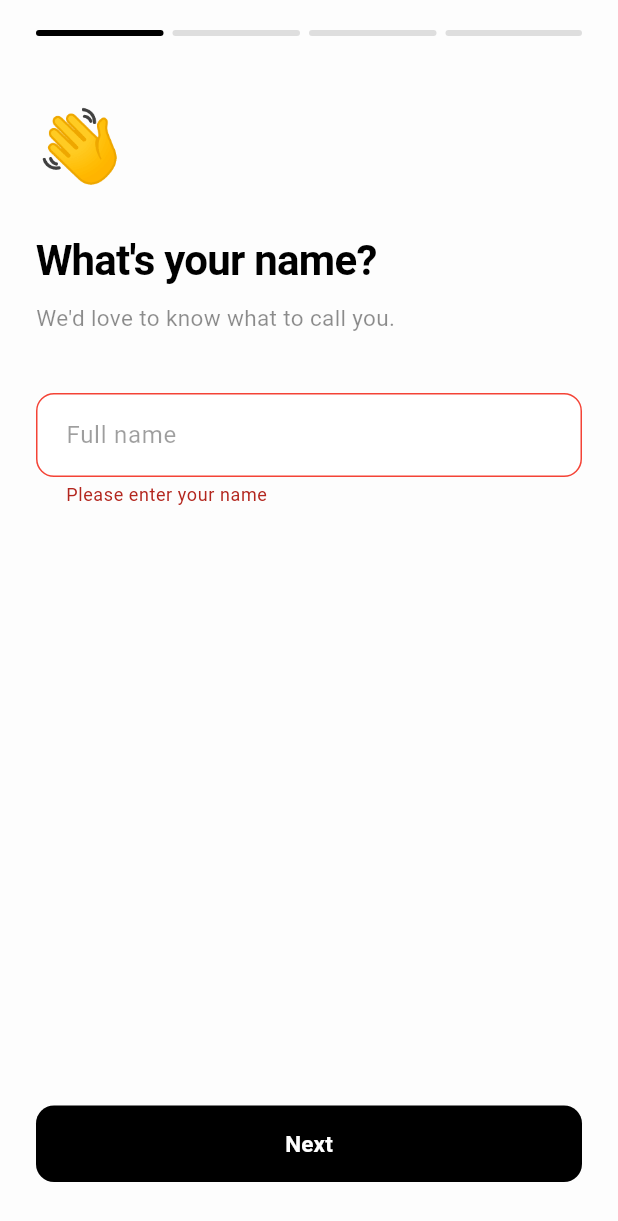
After one commit to zjsuarez/Flutter-TodoList-with-Firebase, a Flutter app: the OnboardingScreen screen opened by its route, after a tap on "Next", on a phone screen of 412 x 824 dp. The commit adds this screen. Shown: the top 1221 px of the screen. Run offline on Flutter 3.47's test engine with Material 3 defaults, Android fonts, the phone set to English and light mode, and no system bars; our stand-ins replace bloc, firebase_auth, firebase_core, flutter_bloc, freezed_annotation, get_it and 6 more; accounts and stored records are empty.

Commit message:
(feat): Created onboarding screen

```diff
--- a/lib/src/core/router/app_router.dart
+++ b/lib/src/core/router/app_router.dart
@@ -2,6 +2,7 @@ import 'package:flutter_bloc/flutter_bloc.dart';
 import 'package:go_router/go_router.dart';
 import 'package:todolistfirebase/src/core/di/injection.dart';
 import 'package:todolistfirebase/src/features/auth/domain/repositories/auth_repository.dart';
+import 'package:todolistfirebase/src/features/auth/presentation/screen/onboarding/onboarding_screen.dart';
 import 'package:todolistfirebase/src/features/auth/presentation/screen/register_screen.dart';
 import 'package:todolistfirebase/src/features/auth/presentation/screen/login_screen.dart';
 import 'package:todolistfirebase/src/features/auth/presentation/screen/startpage_screen.dart';
@@ -13,7 +14,8 @@ final appRouter = GoRouter(
   routes: [
     GoRoute(path: '/', builder: (context, state) => const StartPageScreen(),),
     GoRoute(path: '/login', builder: (context, state) => const LoginScreen(),),
-    GoRoute(path: '/register', builder: (context, state) => const RegisterScreen(),),
+    GoRoute(path: '/register', builder: (context, state) => const RegisterScreen()),
+    GoRoute(path: '/onboarding', builder: (context, state) => const OnboardingScreen()),
     GoRoute(
       path: '/dashboard',
       builder: (context, state) => BlocProvider(
--- /dev/null
+++ b/lib/src/features/auth/presentation/screen/onboarding/avatar_page.dart
@@ -0,0 +1,141 @@
+import 'dart:io';
+
+import 'package:flutter/material.dart';
+import 'package:image_picker/image_picker.dart';
+import 'package:todolistfirebase/src/features/auth/presentation/widgets/onboarding/step_shell.dart';
+
+const avatarColors = [
+  Color(0xFF1A1A2E),
+  Color(0xFF0F3460),
+  Color(0xFF533483),
+  Color(0xFF2B2D42),
+  Color(0xFF457B9D),
+  Color(0xFF2D6A4F),
+  Color(0xFFD62828),
+  Color(0xFFF4A261),
+];
+
+class AvatarPage extends StatelessWidget {
+  const AvatarPage({
+    super.key,
+    required this.name,
+    required this.selectedImage,
+    required this.fallbackColor,
+    required this.onImageSelected,
+  });
+
+  final String name;
+  final XFile? selectedImage;
+  final Color fallbackColor;
+  final ValueChanged<XFile> onImageSelected;
+
+  String get _initials {
+    final parts = name.trim().split(' ');
+    if (parts.length >= 2) return '${parts[0][0]}${parts[1][0]}'.toUpperCase();
+    if (parts[0].isNotEmpty) return parts[0][0].toUpperCase();
+    return '?';
+  }
+
+  Future<void> _pickImage() async {
+    final file = await ImagePicker().pickImage(
+      source: ImageSource.gallery,
+      imageQuality: 80,
+    );
+    if (file != null) onImageSelected(file);
+  }
+
+  @override
+  Widget build(BuildContext context) {
+    return StepShell(
+      emoji: '🖼️',
+      title: 'Add a profile picture',
+      subtitle: "Show the world who you are, or don't.",
+      child: Center(
+        child: Column(
+          children: [
+            GestureDetector(
+              onTap: _pickImage,
+              child: Stack(
+                children: [
+                  AnimatedContainer(
+                    duration: const Duration(milliseconds: 300),
+                    width: 110,
+                    height: 110,
+                    decoration: BoxDecoration(
+                      color: fallbackColor,
+                      shape: BoxShape.circle,
+                      boxShadow: [
+                        BoxShadow(
+                          color: fallbackColor.withAlpha(80),
+                          blurRadius: 16,
+                          spreadRadius: 2,
+                        ),
+                      ],
+                    ),
+                    child: selectedImage != null
+                        ? ClipOval(
+                            child: Image.file(
+                              File(selectedImage!.path),
+                              fit: BoxFit.cover,
+                            ),
+                          )
+                        : Center(
+                            child: Text(
+                              _initials,
+                              style: const TextStyle(
+                                color: Colors.white,
+                                fontSize: 36,
+                                fontWeight: FontWeight.bold,
+                              ),
+                            ),
+                          ),
+                  ),
+                  Positioned(
+                    bottom: 0,
+                    right: 0,
+                    child: Container(
+                      width: 34,
+                      height: 34,
+                      decoration: BoxDecoration(
+                        color: Colors.white,
+                        shape: BoxShape.circle,
+                        border: Border.all(color: Colors.black12),
+                        boxShadow: [
+                          BoxShadow(
+                            color: Colors.black.withAlpha(20),
+                            blurRadius: 6,
+                          ),
+                        ],
+                      ),
+                      child: const Icon(
+                        Icons.camera_alt_outlined,
+                        size: 18,
+                        color: Colors.black87,
+                      ),
+                    ),
+                  ),
+                ],
+              ),
+            ),
+            const SizedBox(height: 20),
+            OutlinedButton.icon(
+              onPressed: _pickImage,
+              style: OutlinedButton.styleFrom(
+                foregroundColor: Colors.black,
+                side: const BorderSide(color: Colors.black26),
+                shape: RoundedRectangleBorder(
+                  borderRadius: BorderRadius.circular(10),
+                ),
+                padding: const EdgeInsets.symmetric(horizontal: 20, vertical: 12),
+              ),
+              icon: const Icon(Icons.photo_library_outlined, size: 18),
+              label: Text(
+                selectedImage != null ? 'Change photo' : 'Choose from gallery',
+              ),
+            ),
+          ],
+        ),
+      ),
+    );
+  }
+}
--- /dev/null
+++ b/lib/src/features/auth/presentation/screen/onboarding/name_page.dart
@@ -0,0 +1,36 @@
+import 'package:flutter/material.dart';
+import 'package:todolistfirebase/src/features/auth/presentation/widgets/onboarding/step_shell.dart';
+
+class NamePage extends StatelessWidget {
+  const NamePage({
+    super.key,
+    required this.controller,
+    required this.formKey,
+  });
+
+  final TextEditingController controller;
+  final GlobalKey<FormState> formKey;
+
+  @override
+  Widget build(BuildContext context) {
+    return StepShell(
+      emoji: '👋',
+      title: "What's your name?",
+      subtitle: "We'd love to know what to call you.",
+      child: Form(
+        key: formKey,
+        child: TextFormField(
+          controller: controller,
+          textCapitalization: TextCapitalization.words,
+          keyboardType: TextInputType.name,
+          decoration: onboardingInputDecoration('Full name'),
+          validator: (v) {
+            if (v == null || v.trim().isEmpty) return 'Please enter your name';
+            if (v.trim().length < 2) return 'Name is too short';
+            return null;
+          },
+        ),
+      ),
+    );
+  }
+}
--- /dev/null
+++ b/lib/src/features/auth/presentation/screen/onboarding/notifications_page.dart
@@ -0,0 +1,81 @@
+import 'package:flutter/material.dart';
+import 'package:todolistfirebase/src/features/auth/presentation/widgets/onboarding/step_shell.dart';
+
+class NotificationsPage extends StatelessWidget {
+  const NotificationsPage({
+    super.key,
+    required this.enabled,
+    required this.onChanged,
+  });
+
+  final bool enabled;
+  final ValueChanged<bool> onChanged;
+
+  @override
+  Widget build(BuildContext context) {
+    return StepShell(
+      emoji: '🔔',
+      title: 'Don\'t miss anything!',
+      subtitle: 'Get reminders so you never miss a task.',
+      child: GestureDetector(
+        onTap: () => onChanged(!enabled),
+        child: AnimatedContainer(
+          duration: const Duration(milliseconds: 250),
+          padding: const EdgeInsets.symmetric(horizontal: 20, vertical: 18),
+          decoration: BoxDecoration(
+            color: enabled ? Colors.black : Colors.white,
+            borderRadius: BorderRadius.circular(16),
+            border: Border.all(
+              color: enabled ? Colors.black : Colors.black12,
+            ),
+          ),
+          child: Row(
+            children: [
+              Icon(
+                enabled
+                    ? Icons.notifications_active
+                    : Icons.notifications_off_outlined,
+                color: enabled ? Colors.white : Colors.black38,
+                size: 24,
+              ),
+              const SizedBox(width: 14),
+              Expanded(
+                child: Column(
+                  crossAxisAlignment: CrossAxisAlignment.start,
+                  children: [
+                    Text(
+                      'Task reminders',
+                      style: TextStyle(
+                        color: enabled ? Colors.white : Colors.black,
+                        fontWeight: FontWeight.w600,
+                        fontSize: 15,
+                      ),
+                    ),
+                    const SizedBox(height: 2),
+                    Text(
+                      enabled
+                          ? "You'll be notified about your tasks"
+                          : 'Notifications are off',
+                      style: TextStyle(
+                        color: enabled ? Colors.white60 : Colors.black38,
+                        fontSize: 13,
+                      ),
+                    ),
+                  ],
+                ),
+              ),
+              Switch(
+                value: enabled,
+                onChanged: onChanged,
+                activeColor: Colors.white,
+                activeTrackColor: Colors.white24,
+                inactiveThumbColor: Colors.black26,
+                inactiveTrackColor: Colors.black12,
+              ),
+            ],
+          ),
+        ),
+      ),
+    );
+  }
+}
--- /dev/null
+++ b/lib/src/features/auth/presentation/screen/onboarding/onboarding_screen.dart
@@ -0,0 +1,239 @@
+import 'dart:math';
+
+import 'package:firebase_auth/firebase_auth.dart';
+import 'package:flutter/material.dart';
+import 'package:go_router/go_router.dart';
+import 'package:image_picker/image_picker.dart';
+import 'package:todolistfirebase/src/core/constants/app_colors.dart';
+
+import 'avatar_page.dart';
+import 'name_page.dart';
+import 'notifications_page.dart';
+import 'username_page.dart';
+
+class OnboardingScreen extends StatefulWidget {
+  const OnboardingScreen({super.key});
+
+  @override
+  State<OnboardingScreen> createState() => _OnboardingScreenState();
+}
+
+class _OnboardingScreenState extends State<OnboardingScreen> {
+  final _pageController = PageController();
+  int _currentPage = 0;
+
+  final _nameController = TextEditingController();
+  final _usernameController = TextEditingController();
+  final _nameFormKey = GlobalKey<FormState>();
+  final _usernameFormKey = GlobalKey<FormState>();
+  XFile? _selectedImage;
+  late final Color _avatarColor;
+  bool _notificationsEnabled = true;
+
+  static const int _totalPages = 4;
+
+  @override
+  void initState() {
+    super.initState();
+    final rng = Random();
+    _avatarColor = avatarColors[rng.nextInt(avatarColors.length)];
+    _usernameController.text = _suggestUsername(rng);
+  }
+
+  String _suggestUsername(Random rng) {
+    final email = FirebaseAuth.instance.currentUser?.email ?? '';
+    final localPart = email.split('@').first;
+    final sanitized = localPart.replaceAll(RegExp(r'[^a-zA-Z0-9._]'), '');
+    final digits = 100 + rng.nextInt(900);
+    return '$sanitized$digits';
+  }
+
+  @override
+  void dispose() {
+    _pageController.dispose();
+    _nameController.dispose();
+    _usernameController.dispose();
+    super.dispose();
+  }
+
+  void _next() {
+    if (_currentPage == 0 && !_nameFormKey.currentState!.validate()) return;
+    if (_currentPage == 1 && !_usernameFormKey.currentState!.validate()) return;
+    if (_currentPage == _totalPages - 1) {
+      context.go('/dashboard');
+      return;
+    }
+    _pageController.nextPage(
+      duration: const Duration(milliseconds: 350),
+      curve: Curves.easeInOut,
+    );
+  }
+
+  void _back() {
+    _pageController.previousPage(
+      duration: const Duration(milliseconds: 350),
+      curve: Curves.easeInOut,
+    );
+  }
+
+  @override
+  Widget build(BuildContext context) {
+    return Scaffold(
+      backgroundColor: const Color(AppColors.backgroundColor),
+      body: SafeArea(
+        child: Column(
+          children: [
+            _ProgressBar(current: _currentPage, total: _totalPages),
+            Expanded(
+              child: PageView(
+                controller: _pageController,
+                physics: const NeverScrollableScrollPhysics(),
+                onPageChanged: (i) => setState(() => _currentPage = i),
+                children: [
+                  NamePage(
+                    controller: _nameController,
+                    formKey: _nameFormKey,
+                  ),
+                  UsernamePage(
+                    controller: _usernameController,
+                    formKey: _usernameFormKey,
+                  ),
+                  AvatarPage(
+                    name: _nameController.text,
+                    selectedImage: _selectedImage,
+                    fallbackColor: _avatarColor,
+                    onImageSelected: (file) =>
+                        setState(() => _selectedImage = file),
+                  ),
+                  NotificationsPage(
+                    enabled: _notificationsEnabled,
+                    onChanged: (v) =>
+                        setState(() => _notificationsEnabled = v),
+                  ),
+                ],
+              ),
+            ),
+            _NavButtons(
+              currentPage: _currentPage,
+              totalPages: _totalPages,
+              onNext: _next,
+              onBack: _back,
+            ),
+          ],
+        ),
+      ),
+    );
+  }
+}
+
+// BAR
+
+class _ProgressBar extends StatelessWidget {
+  const _ProgressBar({required this.current, required this.total});
+
+  final int current;
+  final int total;
+
+  @override
+  Widget build(BuildContext context) {
+    return Padding(
+      padding: const EdgeInsets.fromLTRB(24, 20, 24, 0),
+      child: Row(
+        children: List.generate(total, (i) {
+          return Expanded(
+            child: AnimatedContainer(
+              duration: const Duration(milliseconds: 300),
+              margin: EdgeInsets.only(right: i < total - 1 ? 6 : 0),
+              height: 4,
+              decoration: BoxDecoration(
+                color: i <= current ? Colors.black : Colors.black12,
+                borderRadius: BorderRadius.circular(2),
+              ),
+            ),
+          );
+        }),
+      ),
+    );
+  }
+}
+
+// BUTTONS
+
+class _NavButtons extends StatelessWidget {
+  const _NavButtons({
+    required this.currentPage,
+    required this.totalPages,
+    required this.onNext,
+    required this.onBack,
+  });
+
+  final int currentPage;
+  final int totalPages;
+  final VoidCallback onNext;
+  final VoidCallback onBack;
+
+  @override
+  Widget build(BuildContext context) {
+    final isLast = currentPage == totalPages - 1;
+    final isAvatarPage = currentPage == 2;
+
+    return Padding(
+      padding: const EdgeInsets.fromLTRB(24, 8, 24, 36),
+      child: Column(
+        mainAxisSize: MainAxisSize.min,
+        children: [
+          if (isAvatarPage)
+            TextButton(
+              onPressed: onNext,
+              child: const Text(
+                'Skip for now',
+                style: TextStyle(color: Colors.black45, fontSize: 14),
+              ),
+            ),
+          Row(
+            children: [
+              if (currentPage > 0) ...[
+                Expanded(
+                  child: OutlinedButton(
+                    onPressed: onBack,
+                    style: OutlinedButton.styleFrom(
+                      foregroundColor: Colors.black,
+                      side: const BorderSide(color: Colors.black26),
+                      shape: RoundedRectangleBorder(
+                        borderRadius: BorderRadius.circular(12),
+                      ),
+                      padding: const EdgeInsets.symmetric(vertical: 15),
+                    ),
+                    child: const Text('Back'),
+                  ),
+                ),
+                const SizedBox(width: 12),
+              ],
+              Expanded(
+                child: ElevatedButton(
+                  onPressed: onNext,
+                  style: ElevatedButton.styleFrom(
+                    elevation: 0,
+                    backgroundColor: Colors.black,
+                    foregroundColor: Colors.white,
+                    shape: RoundedRectangleBorder(
+                      borderRadius: BorderRadius.circular(12),
+                    ),
+                    padding: const EdgeInsets.symmetric(vertical: 15),
+                  ),
+                  child: Text(
+                    isLast ? 'Get Started' : 'Next',
+                    style: const TextStyle(
+                      fontSize: 15,
+                      fontWeight: FontWeight.w600,
+                    ),
+                  ),
+                ),
+              ),
+            ],
+          ),
+        ],
+      ),
+    );
+  }
+}
--- /dev/null
+++ b/lib/src/features/auth/presentation/screen/onboarding/username_page.dart
@@ -0,0 +1,44 @@
+import 'package:flutter/material.dart';
+import 'package:todolistfirebase/src/features/auth/presentation/widgets/onboarding/step_shell.dart';
+
+class UsernamePage extends StatelessWidget {
+  const UsernamePage({
+    super.key,
+    required this.controller,
+    required this.formKey,
+  });
+
+  final TextEditingController controller;
+  final GlobalKey<FormState> formKey;
+
+  @override
+  Widget build(BuildContext context) {
+    return StepShell(
+      emoji: '✨',
+      title: 'Pick an epic username',
+      subtitle: 'This is how your friends will find you!',
+      child: Form(
+        key: formKey,
+        child: TextFormField(
+          controller: controller,
+          decoration: onboardingInputDecoration('username').copyWith(
+            prefixText: '@',
+            prefixStyle: const TextStyle(
+              color: Colors.black,
+              fontWeight: FontWeight.w500,
+              fontSize: 16,
+            ),
+          ),
+          validator: (v) {
+            if (v == null || v.trim().isEmpty) return 'Please enter a username';
+            if (v.trim().length < 3) return 'Username must be at least 3 characters';
+            if (!RegExp(r'^[a-zA-Z0-9._]+$').hasMatch(v.trim())) {
+              return 'Only letters, numbers, . and _ allowed';
+            }
+            return null;
+          },
+        ),
+      ),
+    );
+  }
+}
--- a/lib/src/features/auth/presentation/screen/register_screen.dart
+++ b/lib/src/features/auth/presentation/screen/register_screen.dart
@@ -40,7 +40,7 @@ class _RegisterScreenState extends State<RegisterScreen> {
     return BlocListener<AuthBloc, AuthState>(
       listener: (context, state) {
         state.whenOrNull(
-          authenticated: () => context.go('/dashboard'),
+          authenticated: () => context.go('/onboarding'),
           error: (message) => ScaffoldMessenger.of(context).showSnackBar(
             SnackBar(content: Text(message), backgroundColor: Colors.red),
           ),
--- /dev/null
+++ b/lib/src/features/auth/presentation/widgets/onboarding/step_shell.dart
@@ -0,0 +1,81 @@
+import 'package:flutter/material.dart';
+
+class StepShell extends StatelessWidget {
+  const StepShell({
+    super.key,
+    required this.emoji,
+    required this.title,
+    required this.subtitle,
+    required this.child,
+  });
+
+  final String emoji;
+  final String title;
+  final String subtitle;
+  final Widget child;
+
+  @override
+  Widget build(BuildContext context) {
+    return Padding(
+      padding: const EdgeInsets.symmetric(horizontal: 24),
+      child: Column(
+        crossAxisAlignment: CrossAxisAlignment.start,
+        children: [
+          const SizedBox(height: 40),
+          Text(emoji, style: const TextStyle(fontSize: 48)),
+          const SizedBox(height: 20),
+          Text(
+            title,
+            style: const TextStyle(
+              fontSize: 28,
+              fontWeight: FontWeight.w700,
+              color: Colors.black,
+              letterSpacing: -0.5,
+            ),
+          ),
+          const SizedBox(height: 8),
+          Text(
+            subtitle,
+            style: const TextStyle(
+              fontSize: 15,
+              color: Colors.black45,
+              height: 1.4,
+            ),
+          ),
+          const SizedBox(height: 40),
+          child,
+        ],
+      ),
+    );
+  }
+}
+
+InputDecoration onboardingInputDecoration(String hint) {
+  return InputDecoration(
+    hintText: hint,
+    hintStyle: const TextStyle(color: Colors.black38),
+    filled: true,
+    fillColor: Colors.white,
+    contentPadding: const EdgeInsets.symmetric(horizontal: 16, vertical: 16),
+    border: OutlineInputBorder(
+      borderRadius: BorderRadius.circular(12),
+      borderSide: const BorderSide(color: Colors.black12),
+    ),
+    enabledBorder: OutlineInputBorder(
+      borderRadius: BorderRadius.circular(12),
+      borderSide: const BorderSide(color: Colors.black12),
+    ),
+    focusedBorder: OutlineInputBorder(
+      borderRadius: BorderRadius.circular(12),
+      borderSide: const BorderSide(color: Colors.black, width: 1.5),
+    ),
+    errorBorder: OutlineInputBorder(
+      borderRadius: BorderRadius.circular(12),
+      borderSide: const BorderSide(color: Colors.red),
+    ),
+    focusedErrorBorder: OutlineInputBorder(
+      borderRadius: BorderRadius.circular(12),
+      borderSide: const BorderSide(color: Colors.red, width: 1.5),
+    ),
+  );
+}
--- a/pubspec.yaml
+++ b/pubspec.yaml
@@ -20,6 +20,7 @@ dependencies:
   hive: ^2.2.3
   hive_flutter: ^1.1.0
   injectable: ^2.5.0
+  image_picker: ^1.1.2
   path_provider: ^2.1.5
 
 dev_dependencies:
```
Also changed, not shown: pubspec.lock, 6 other files.
